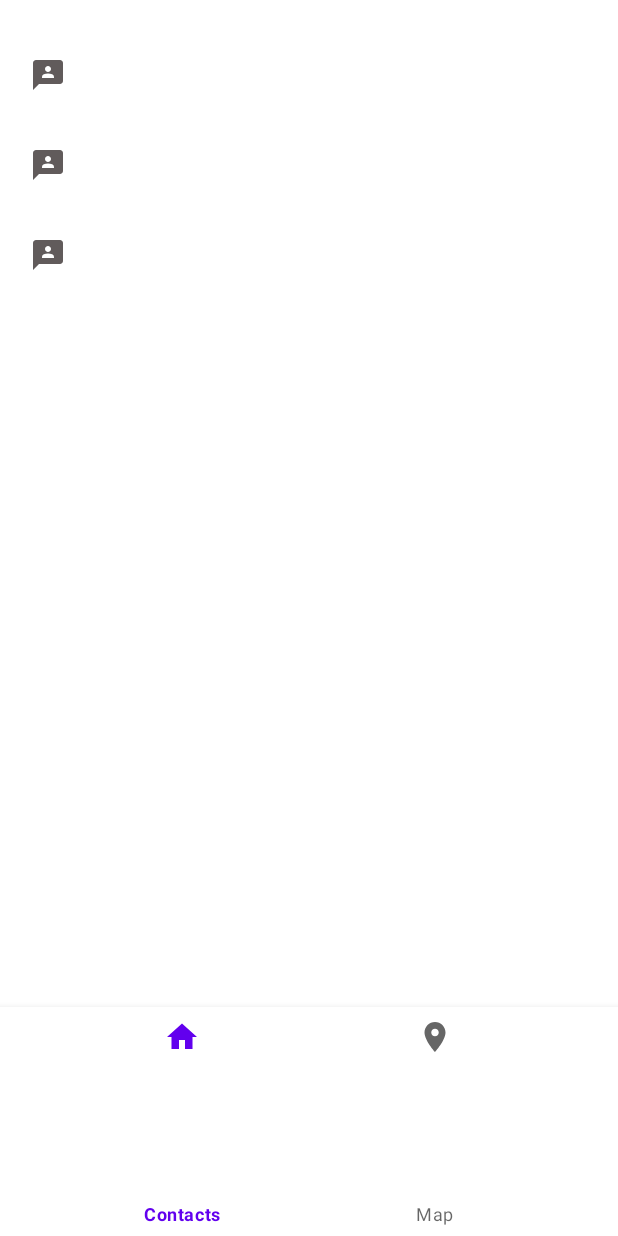
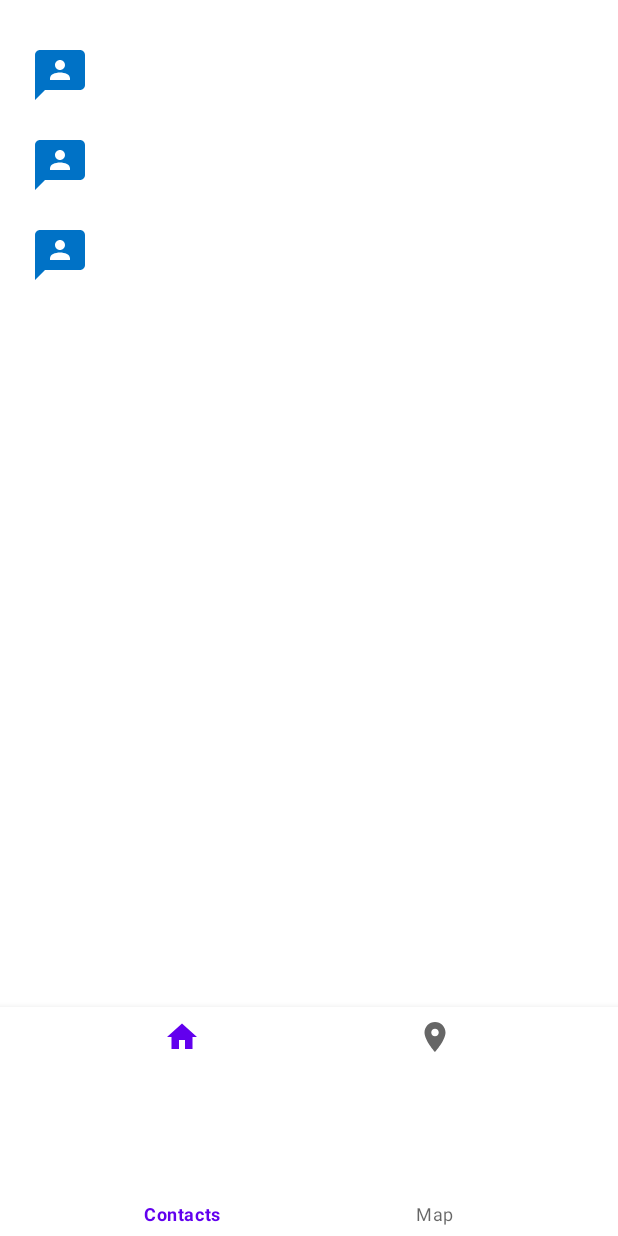
Before and after one commit to amina-work/Projet_LocationTrackerApp, an Android app: the layout activity_main.xml on its own in the app's theme, with its tools: preview values and no code run, on a phone screen of 412 x 824 dp. Run offline under Robolectric (Android 15) with nearby library versions, the phone set to English and light mode, and no system bars.

Commit message:
prog point - problem with bottomNavigationBar

```diff
--- a/app/src/main/AndroidManifest.xml
+++ b/app/src/main/AndroidManifest.xml
@@ -8,6 +8,7 @@
     <uses-permission android:name="android.permission.INTERNET" />
     <uses-permission android:name="android.permission.ACCESS_COARSE_LOCATION" />
     <uses-permission android:name="android.permission.ACCESS_FINE_LOCATION" />
+    <uses-permission android:name="android.permission.RECEIVE_SMS" />
 
     <application
         android:allowBackup="true"
--- a/app/src/main/java/com/example/locationtrackerapp/MapActivity.java
+++ b/app/src/main/java/com/example/locationtrackerapp/MapActivity.java
@@ -1,3 +1,4 @@
+
 package com.example.locationtrackerapp;
 
 import androidx.appcompat.app.AppCompatActivity;
--- a/app/src/main/res/drawable/baseline_3p_24.xml
+++ b/app/src/main/res/drawable/baseline_3p_24.xml
@@ -1,4 +1,4 @@
-<vector android:height="24dp" android:tint="#615B5B"
+<vector android:height="24dp" android:tint="#0072C6"
     android:viewportHeight="24" android:viewportWidth="24"
     android:width="24dp" xmlns:android="http://schemas.android.com/apk/res/android">
     <path android:fillColor="@android:color/white" android:pathData="M20,2H4.01c-1.1,0 -2,0.9 -2,2L2,22l4,-4h14c1.1,0 2,-0.9 2,-2V4C22,2.9 21.1,2 20,2zM12,6c1.1,0 2,0.9 2,2s-0.9,2 -2,2s-2,-0.9 -2,-2S10.9,6 12,6zM16,14H8v-0.57c0,-0.81 0.48,-1.53 1.22,-1.85C10.07,11.21 11.01,11 12,11c0.99,0 1.93,0.21 2.78,0.58C15.52,11.9 16,12.62 16,13.43V14z"/>
--- a/app/src/main/res/drawable/baseline_home_24.xml
+++ b/app/src/main/res/drawable/baseline_home_24.xml
@@ -1,4 +1,4 @@
-<vector android:height="24dp" android:tint="#413B3B"
+<vector android:height="24dp" android:tint="#0072C6"
     android:viewportHeight="24" android:viewportWidth="24"
     android:width="24dp" xmlns:android="http://schemas.android.com/apk/res/android">
     <path android:fillColor="@android:color/white" android:pathData="M10,20v-6h4v6h5v-8h3L12,3 2,12h3v8z"/>
--- a/app/src/main/res/drawable/baseline_location_on_24.xml
+++ b/app/src/main/res/drawable/baseline_location_on_24.xml
@@ -1,4 +1,4 @@
-<vector android:height="24dp" android:tint="#413B3B"
+<vector android:height="24dp" android:tint="#0072C6"
     android:viewportHeight="24" android:viewportWidth="24"
     android:width="24dp" xmlns:android="http://schemas.android.com/apk/res/android">
     <path android:fillColor="@android:color/white" android:pathData="M12,2C8.13,2 5,5.13 5,9c0,5.25 7,13 7,13s7,-7.75 7,-13c0,-3.87 -3.13,-7 -7,-7zM12,11.5c-1.38,0 -2.5,-1.12 -2.5,-2.5s1.12,-2.5 2.5,-2.5 2.5,1.12 2.5,2.5 -1.12,2.5 -2.5,2.5z"/>
--- a/app/src/main/res/layout/activity_main.xml
+++ b/app/src/main/res/layout/activity_main.xml
@@ -13,11 +13,9 @@
         android:layout_alignParentStart="true"
         android:layout_alignParentTop="true"
         android:layout_alignParentEnd="true"
-        android:layout_alignParentBottom="true"
         android:layout_marginStart="20dp"
         android:layout_marginTop="20dp"
         android:layout_marginEnd="20dp"
-        android:layout_marginBottom="100dp"
         tools:listitem="@layout/item_contact" />
 
     <com.google.android.material.bottomnavigation.BottomNavigationView
--- a/app/src/main/res/layout/item_contact.xml
+++ b/app/src/main/res/layout/item_contact.xml
@@ -5,8 +5,8 @@
     xmlns:app="http://schemas.android.com/apk/res-auto">
 
     <ImageView
-        android:layout_width="wrap_content"
-        android:layout_height="wrap_content"
+        android:layout_width="40dp"
+        android:layout_height="40dp"
         android:id="@+id/iv_image"
         android:src="@drawable/baseline_3p_24"
         app:layout_constraintBottom_toBottomOf="parent"
```
